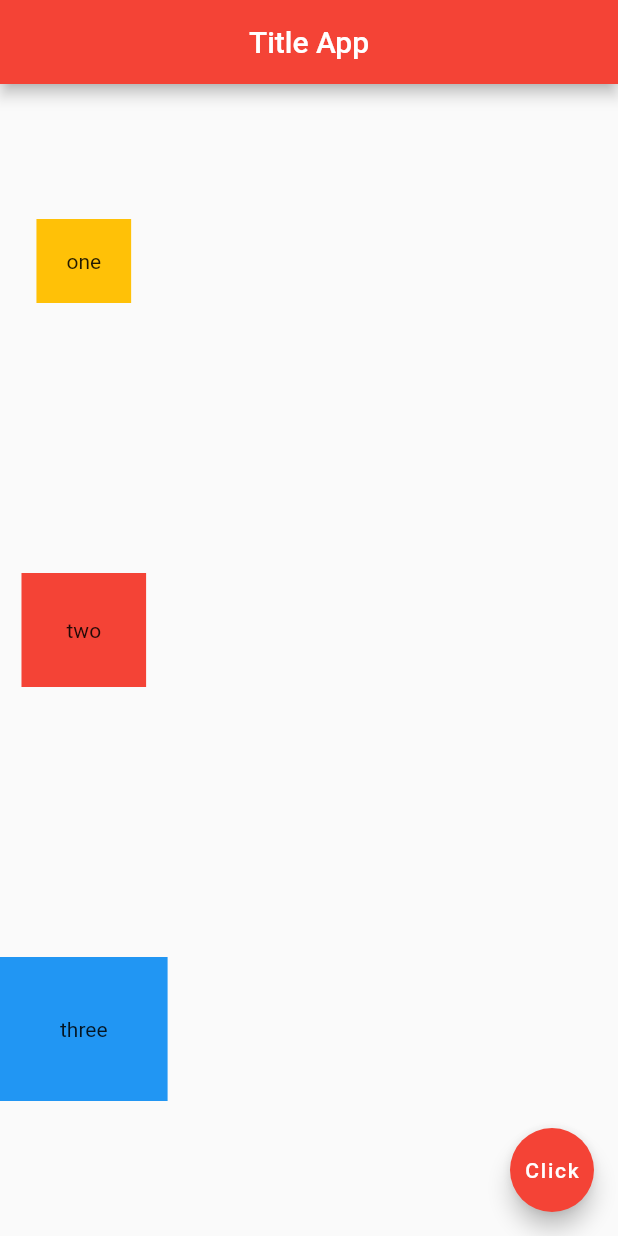
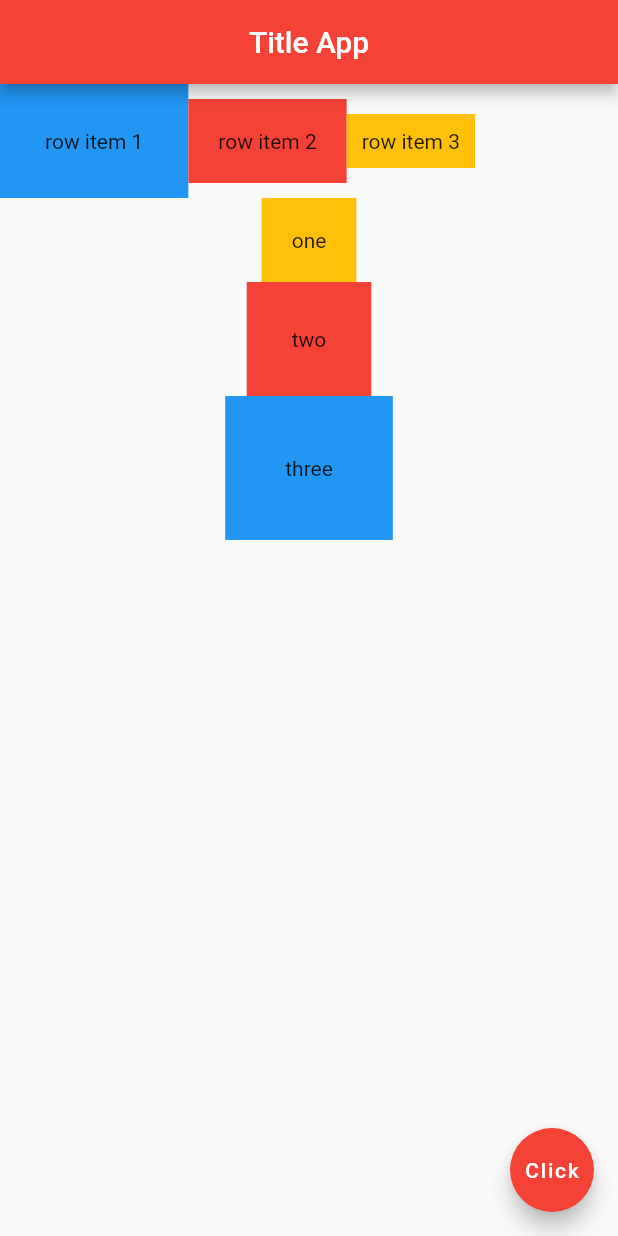
Before and after one commit to shailuhari04/FlutterFirstApp, a Flutter app: the screen it shows after launch, on a phone screen of 412 x 824 dp. Run offline on Flutter 3.47's test engine with Material 2 defaults, Android fonts, the phone set to English and light mode, and no system bars.

Commit message:
Use Of Column And Column both

```diff
--- a/lib/main.dart
+++ b/lib/main.dart
@@ -2,10 +2,7 @@ import 'dart:ui' as prefix0;
 
 import 'package:flutter/material.dart';
 
-void main() => runApp(MaterialApp(
-  home: TestStateLessWidget()
-));
-
+void main() => runApp(MaterialApp(home: TestStateLessWidget()));
 
 class TestStateLessWidget extends StatelessWidget {
   @override
@@ -17,9 +14,30 @@ class TestStateLessWidget extends StatelessWidget {
         backgroundColor: Colors.red[500],
       ),
       body: Column(
-        mainAxisAlignment: MainAxisAlignment.spaceAround,
-        crossAxisAlignment: CrossAxisAlignment.center ,
+        mainAxisAlignment: MainAxisAlignment.start,
+        crossAxisAlignment: CrossAxisAlignment.center,
         children: <Widget>[
+          Row(
+            mainAxisAlignment: MainAxisAlignment.start,
+            crossAxisAlignment: CrossAxisAlignment.center,
+            children: <Widget>[
+              Container(
+                padding: EdgeInsets.all(30.0),
+                color: Colors.blue,
+                child: Text("row item 1"),
+              ),
+              Container(
+                padding: EdgeInsets.all(20.0),
+                color: Colors.red,
+                child: Text("row item 2"),
+              ),
+              Container(
+                padding: EdgeInsets.all(10.0),
+                color: Colors.amber,
+                child: Text("row item 3"),
+              )
+            ],
+          ),
           Container(
             padding: EdgeInsets.all(20.0),
             color: Colors.amber,
@@ -37,7 +55,6 @@ class TestStateLessWidget extends StatelessWidget {
           )
         ],
       ),
-
       floatingActionButton: FloatingActionButton(
         onPressed: () {},
         child: Text("Click"),
```
Also changed, not shown: 3 other files.
